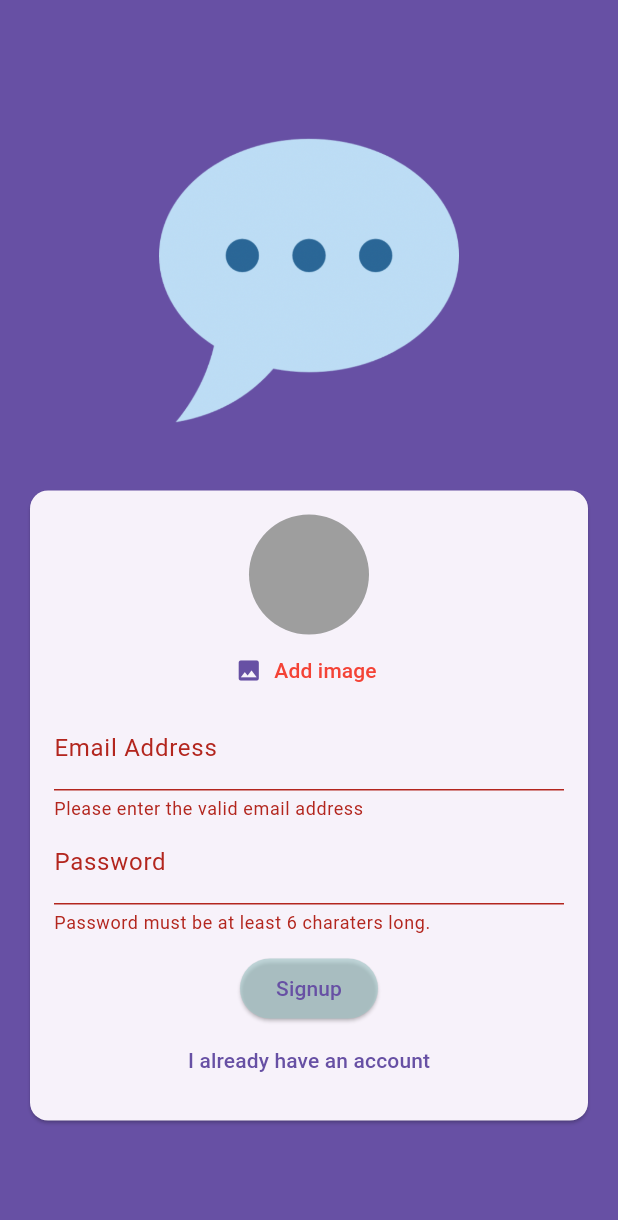
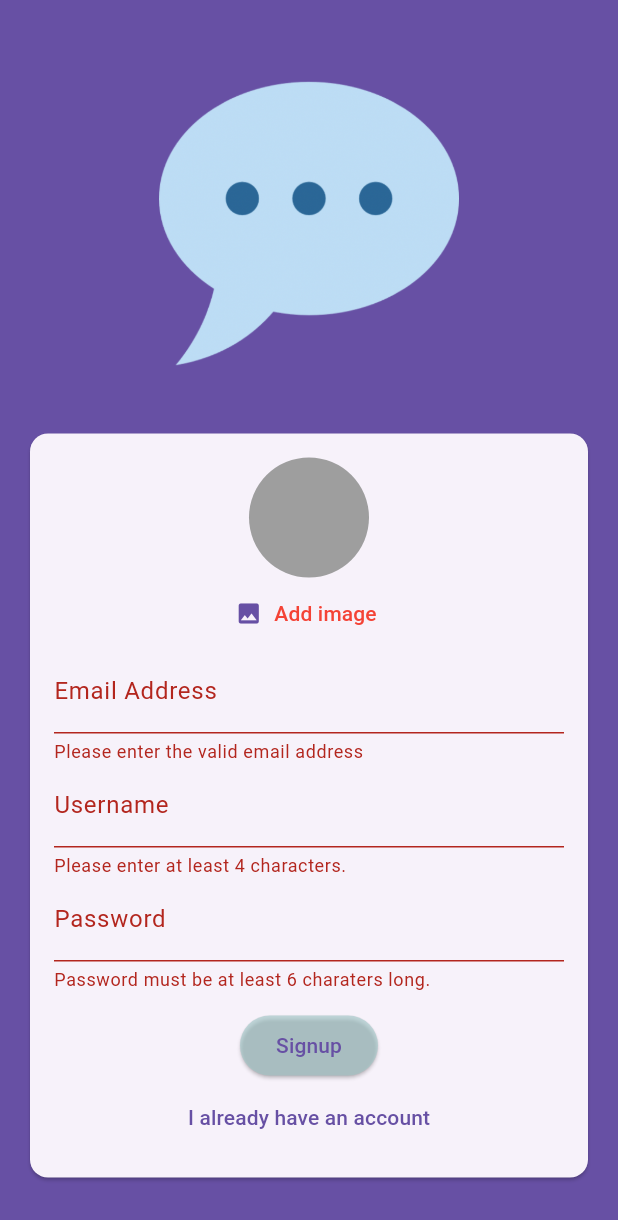
Before and after one commit to TrongBinhLe/flutter-Chat, a Flutter app: the screen it shows after launch, after a tap on "Login", after a tap on "Create an account", after a tap on "Signup", on a phone screen of 412 x 824 dp. Shown: the top 1220 px of the screen. Run offline on Flutter 3.47's test engine with Material 3 defaults, Android fonts, the phone set to English and light mode, and no system bars; our stand-ins replace cloud_firestore, firebase_auth, firebase_core, firebase_storage, image_picker; accounts and stored records are empty.

```diff
--- a/lib/screens/authScreen.dart
+++ b/lib/screens/authScreen.dart
@@ -23,6 +23,7 @@ class _AuthScreen extends State<AuthScreen> {
   var _isLogin = true;
   var _enterEmail = '';
   var _enterPassword = '';
+  var _enterUserName = '';
   File? _selectedImage;
   var _isAuthenticating = false;
 
@@ -63,7 +64,7 @@ class _AuthScreen extends State<AuthScreen> {
             .collection('users')
             .doc('${userCrendentials.user!.uid}')
             .set({
-          'username': 'to be done...',
+          'username': _enterUserName,
           'email': _enterEmail,
           'imageUrl': imageUrl,
         });
@@ -138,6 +139,23 @@ class _AuthScreen extends State<AuthScreen> {
                               _enterEmail = value!;
                             },
                           ),
+                          if (!_isLogin)
+                            TextFormField(
+                              decoration:
+                                  const InputDecoration(labelText: 'Username'),
+                              enableSuggestions: false,
+                              validator: (value) {
+                                if (value == null ||
+                                    value.isEmpty ||
+                                    value.trim().length < 4) {
+                                  return 'Please enter at least 4 characters.';
+                                }
+                                return null;
+                              },
+                              onSaved: (value) {
+                                _enterUserName = value!;
+                              },
+                            ),
                           TextFormField(
                             decoration:
                                 const InputDecoration(labelText: 'Password'),
```
